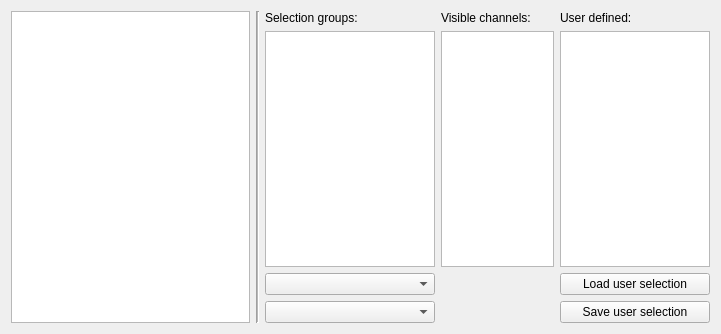
mne-tools/mne-cpp, file applications/mne_x_libs/xDisp/helpers/selectionmanagerwindow.ui: the form before one commit.
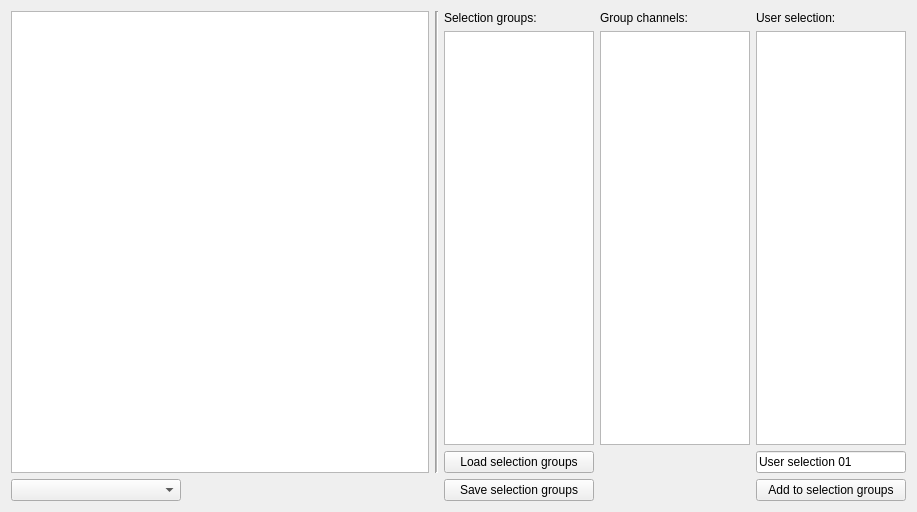
The form after the commit.

Commit message: - improve selection manager

The edit to the form file:
```diff
--- a/applications/mne_x_libs/xDisp/helpers/selectionmanagerwindow.ui
+++ b/applications/mne_x_libs/xDisp/helpers/selectionmanagerwindow.ui
@@ -6,8 +6,8 @@
    <rect>
     <x>0</x>
     <y>0</y>
-    <width>721</width>
-    <height>334</height>
+    <width>917</width>
+    <height>512</height>
    </rect>
   </property>
   <property name="windowTitle">
@@ -15,172 +15,11 @@
   </property>
   <layout class="QHBoxLayout" name="horizontalLayout">
    <item>
-    <layout class="QGridLayout" name="gridLayout_2">
-     <item row="0" column="8">
-      <widget class="QLabel" name="label_5">
-       <property name="text">
-        <string>User defined:</string>
-       </property>
-      </widget>
-     </item>
-     <item row="3" column="8">
-      <widget class="QPushButton" name="m_pushButton_saveSelection">
-       <property name="enabled">
-        <bool>true</bool>
-       </property>
-       <property name="sizePolicy">
-        <sizepolicy hsizetype="Preferred" vsizetype="Fixed">
-         <horstretch>0</horstretch>
-         <verstretch>0</verstretch>
-        </sizepolicy>
-       </property>
-       <property name="text">
-        <string>Save user selection</string>
-       </property>
-      </widget>
-     </item>
-     <item row="0" column="5">
-      <widget class="QLabel" name="label_2">
-       <property name="sizePolicy">
-        <sizepolicy hsizetype="Fixed" vsizetype="Fixed">
-         <horstretch>0</horstretch>
-         <verstretch>0</verstretch>
-        </sizepolicy>
-       </property>
-       <property name="minimumSize">
-        <size>
-         <width>150</width>
-         <height>0</height>
-        </size>
-       </property>
-       <property name="maximumSize">
-        <size>
-         <width>150</width>
-         <height>16777215</height>
-        </size>
-       </property>
-       <property name="text">
-        <string>Selection groups:</string>
-       </property>
-      </widget>
-     </item>
-     <item row="1" column="7">
-      <widget class="QListWidget" name="m_listWidget_visibleChannels">
-       <property name="sizePolicy">
-        <sizepolicy hsizetype="Fixed" vsizetype="Preferred">
-         <horstretch>0</horstretch>
-         <verstretch>0</verstretch>
-        </sizepolicy>
-       </property>
-       <property name="minimumSize">
-        <size>
-         <width>113</width>
-         <height>0</height>
-        </size>
-       </property>
-       <property name="maximumSize">
-        <size>
-         <width>113</width>
-         <height>16777215</height>
-        </size>
-       </property>
-       <property name="dragEnabled">
-        <bool>true</bool>
-       </property>
-       <property name="dragDropMode">
-        <enum>QAbstractItemView::DragOnly</enum>
-       </property>
-       <property name="defaultDropAction">
-        <enum>Qt::CopyAction</enum>
-       </property>
-       <property name="selectionMode">
-        <enum>QAbstractItemView::ExtendedSelection</enum>
-       </property>
-      </widget>
-     </item>
-     <item row="1" column="5">
-      <widget class="QListWidget" name="m_listWidget_selectionGroups">
-       <property name="sizePolicy">
-        <sizepolicy hsizetype="Fixed" vsizetype="Preferred">
-         <horstretch>0</horstretch>
-         <verstretch>0</verstretch>
-        </sizepolicy>
-       </property>
-       <property name="minimumSize">
-        <size>
-         <width>170</width>
-         <height>0</height>
-        </size>
-       </property>
-       <property name="maximumSize">
-        <size>
-         <width>170</width>
-         <height>16777215</height>
-        </size>
-       </property>
-      </widget>
-     </item>
-     <item row="2" column="8">
-      <widget class="QPushButton" name="m_pushButton_loadSelection">
-       <property name="enabled">
-        <bool>true</bool>
-       </property>
-       <property name="sizePolicy">
-        <sizepolicy hsizetype="Preferred" vsizetype="Fixed">
-         <horstretch>0</horstretch>
-         <verstretch>0</verstretch>
-        </sizepolicy>
-       </property>
-       <property name="text">
-        <string>Load user selection</string>
-       </property>
-      </widget>
-     </item>
-     <item row="2" column="5">
-      <widget class="QComboBox" name="m_comboBox_layoutFile">
-       <property name="sizePolicy">
-        <sizepolicy hsizetype="Fixed" vsizetype="Fixed">
-         <horstretch>0</horstretch>
-         <verstretch>0</verstretch>
-        </sizepolicy>
-       </property>
-       <property name="minimumSize">
-        <size>
-         <width>170</width>
-         <height>0</height>
-        </size>
-       </property>
-       <property name="maximumSize">
-        <size>
-         <width>170</width>
-         <height>16777215</height>
-        </size>
-       </property>
-      </widget>
-     </item>
-     <item row="3" column="5">
-      <widget class="QComboBox" name="m_comboBox_selectionFiles">
-       <property name="sizePolicy">
-        <sizepolicy hsizetype="Fixed" vsizetype="Fixed">
-         <horstretch>0</horstretch>
-         <verstretch>0</verstretch>
-        </sizepolicy>
-       </property>
-       <property name="minimumSize">
-        <size>
-         <width>170</width>
-         <height>0</height>
-        </size>
-       </property>
-       <property name="maximumSize">
-        <size>
-         <width>170</width>
-         <height>16777215</height>
-        </size>
-       </property>
-      </widget>
-     </item>
-     <item row="0" column="7">
+    <layout class="QGridLayout" name="gridLayout_2" columnstretch="0,0,0,0,0,0,0,0,0">
+     <property name="horizontalSpacing">
+      <number>6</number>
+     </property>
+     <item row="0" column="6">
       <widget class="QLabel" name="label">
        <property name="sizePolicy">
         <sizepolicy hsizetype="Preferred" vsizetype="Fixed">
@@ -189,11 +28,30 @@
         </sizepolicy>
        </property>
        <property name="text">
-        <string>Visible channels:</string>
+        <string>Group channels:</string>
        </property>
       </widget>
      </item>
-     <item row="0" column="4" rowspan="4">
+     <item row="0" column="1" rowspan="5" colspan="2">
+      <widget class="QGraphicsView" name="m_graphicsView_layoutPlot">
+       <property name="mouseTracking">
+        <bool>true</bool>
+       </property>
+       <property name="dragMode">
+        <enum>QGraphicsView::NoDrag</enum>
+       </property>
+       <property name="transformationAnchor">
+        <enum>QGraphicsView::AnchorUnderMouse</enum>
+       </property>
+       <property name="resizeAnchor">
+        <enum>QGraphicsView::AnchorUnderMouse</enum>
+       </property>
+       <property name="rubberBandSelectionMode">
+        <enum>Qt::IntersectsItemShape</enum>
+       </property>
+      </widget>
+     </item>
+     <item row="0" column="3" rowspan="5">
       <widget class="Line" name="line">
        <property name="font">
         <font>
@@ -214,26 +72,29 @@
        </property>
       </widget>
      </item>
-     <item row="0" column="1" rowspan="4" colspan="3">
-      <widget class="QGraphicsView" name="m_graphicsView_layoutPlot">
-       <property name="mouseTracking">
-        <bool>true</bool>
+     <item row="5" column="1">
+      <widget class="QComboBox" name="m_comboBox_layoutFile">
+       <property name="sizePolicy">
+        <sizepolicy hsizetype="Fixed" vsizetype="Fixed">
+         <horstretch>0</horstretch>
+         <verstretch>0</verstretch>
+        </sizepolicy>
        </property>
-       <property name="dragMode">
-        <enum>QGraphicsView::NoDrag</enum>
+       <property name="minimumSize">
+        <size>
+         <width>170</width>
+         <height>0</height>
+        </size>
        </property>
-       <property name="transformationAnchor">
-        <enum>QGraphicsView::AnchorUnderMouse</enum>
-       </property>
-       <property name="resizeAnchor">
-        <enum>QGraphicsView::AnchorUnderMouse</enum>
-       </property>
-       <property name="rubberBandSelectionMode">
-        <enum>Qt::IntersectsItemShape</enum>
+       <property name="maximumSize">
+        <size>
+         <width>170</width>
+         <height>16777215</height>
+        </size>
        </property>
       </widget>
      </item>
-     <item row="1" column="8">
+     <item row="1" column="7" rowspan="3" colspan="2">
       <widget class="QListWidget" name="m_listWidget_userDefined">
        <property name="sizePolicy">
         <sizepolicy hsizetype="Fixed" vsizetype="Preferred">
@@ -270,6 +131,219 @@
        </property>
       </widget>
      </item>
+     <item row="0" column="4">
+      <widget class="QLabel" name="label_2">
+       <property name="sizePolicy">
+        <sizepolicy hsizetype="Fixed" vsizetype="Fixed">
+         <horstretch>0</horstretch>
+         <verstretch>0</verstretch>
+        </sizepolicy>
+       </property>
+       <property name="minimumSize">
+        <size>
+         <width>150</width>
+         <height>0</height>
+        </size>
+       </property>
+       <property name="maximumSize">
+        <size>
+         <width>150</width>
+         <height>16777215</height>
+        </size>
+       </property>
+       <property name="text">
+        <string>Selection groups:</string>
+       </property>
+      </widget>
+     </item>
+     <item row="0" column="7" colspan="2">
+      <widget class="QLabel" name="label_5">
+       <property name="maximumSize">
+        <size>
+         <width>150</width>
+         <height>16777215</height>
+        </size>
+       </property>
+       <property name="text">
+        <string>User selection:</string>
+       </property>
+      </widget>
+     </item>
+     <item row="4" column="4">
+      <widget class="QPushButton" name="m_pushButton_loadSelection">
+       <property name="enabled">
+        <bool>true</bool>
+       </property>
+       <property name="sizePolicy">
+        <sizepolicy hsizetype="Preferred" vsizetype="Fixed">
+         <horstretch>0</horstretch>
+         <verstretch>0</verstretch>
+        </sizepolicy>
+       </property>
+       <property name="minimumSize">
+        <size>
+         <width>0</width>
+         <height>0</height>
+        </size>
+       </property>
+       <property name="maximumSize">
+        <size>
+         <width>16777215</width>
+         <height>16777215</height>
+        </size>
+       </property>
+       <property name="text">
+        <string>Load selection groups</string>
+       </property>
+      </widget>
+     </item>
+     <item row="1" column="6" rowspan="3">
+      <widget class="QListWidget" name="m_listWidget_visibleChannels">
+       <property name="sizePolicy">
+        <sizepolicy hsizetype="Fixed" vsizetype="Preferred">
+         <horstretch>0</horstretch>
+         <verstretch>0</verstretch>
+        </sizepolicy>
+       </property>
+       <property name="minimumSize">
+        <size>
+         <width>150</width>
+         <height>0</height>
+        </size>
+       </property>
+       <property name="maximumSize">
+        <size>
+         <width>150</width>
+         <height>16777215</height>
+        </size>
+       </property>
+       <property name="dragEnabled">
+        <bool>true</bool>
+       </property>
+       <property name="dragDropMode">
+        <enum>QAbstractItemView::DragOnly</enum>
+       </property>
+       <property name="defaultDropAction">
+        <enum>Qt::CopyAction</enum>
+       </property>
+       <property name="selectionMode">
+        <enum>QAbstractItemView::ExtendedSelection</enum>
+       </property>
+      </widget>
+     </item>
+     <item row="1" column="4" rowspan="3">
+      <widget class="QListWidget" name="m_listWidget_selectionGroups">
+       <property name="sizePolicy">
+        <sizepolicy hsizetype="Fixed" vsizetype="Preferred">
+         <horstretch>0</horstretch>
+         <verstretch>0</verstretch>
+        </sizepolicy>
+       </property>
+       <property name="minimumSize">
+        <size>
+         <width>150</width>
+         <height>0</height>
+        </size>
+       </property>
+       <property name="maximumSize">
+        <size>
+         <width>150</width>
+         <height>16777215</height>
+        </size>
+       </property>
+      </widget>
+     </item>
+     <item row="5" column="4">
+      <widget class="QPushButton" name="m_pushButton_saveSelection">
+       <property name="enabled">
+        <bool>true</bool>
+       </property>
+       <property name="sizePolicy">
+        <sizepolicy hsizetype="Preferred" vsizetype="Fixed">
+         <horstretch>0</horstretch>
+         <verstretch>0</verstretch>
+        </sizepolicy>
+       </property>
+       <property name="minimumSize">
+        <size>
+         <width>0</width>
+         <height>0</height>
+        </size>
+       </property>
+       <property name="maximumSize">
+        <size>
+         <width>16777215</width>
+         <height>16777215</height>
+        </size>
+       </property>
+       <property name="text">
+        <string>Save selection groups</string>
+       </property>
+      </widget>
+     </item>
+     <item row="5" column="7" colspan="2">
+      <widget class="QPushButton" name="m_pushButton_addToSelectionGroups">
+       <property name="sizePolicy">
+        <sizepolicy hsizetype="Fixed" vsizetype="Fixed">
+         <horstretch>0</horstretch>
+         <verstretch>0</verstretch>
+        </sizepolicy>
+       </property>
+       <property name="minimumSize">
+        <size>
+         <width>150</width>
+         <height>0</height>
+        </size>
+       </property>
+       <property name="maximumSize">
+        <size>
+         <width>150</width>
+         <height>16777215</height>
+        </size>
+       </property>
+       <property name="text">
+        <string>Add to selection groups</string>
+       </property>
+      </widget>
+     </item>
+     <item row="4" column="7" colspan="2">
+      <widget class="QLineEdit" name="m_lineEdit_selectionGroupName">
+       <property name="sizePolicy">
+        <sizepolicy hsizetype="Fixed" vsizetype="Fixed">
+         <horstretch>0</horstretch>
+         <verstretch>0</verstretch>
+        </sizepolicy>
+       </property>
+       <property name="minimumSize">
+        <size>
+         <width>150</width>
+         <height>0</height>
+        </size>
+       </property>
+       <property name="maximumSize">
+        <size>
+         <width>150</width>
+         <height>16777215</height>
+        </size>
+       </property>
+       <property name="text">
+        <string>User selection 01</string>
+       </property>
+      </widget>
+     </item>
+     <item row="5" column="2">
+      <spacer name="horizontalSpacer">
+       <property name="orientation">
+        <enum>Qt::Horizontal</enum>
+       </property>
+       <property name="sizeHint" stdset="0">
+        <size>
+         <width>40</width>
+         <height>20</height>
+        </size>
+       </property>
+      </spacer>
+     </item>
     </layout>
    </item>
   </layout>
```
The commit also changes 4 other files.
